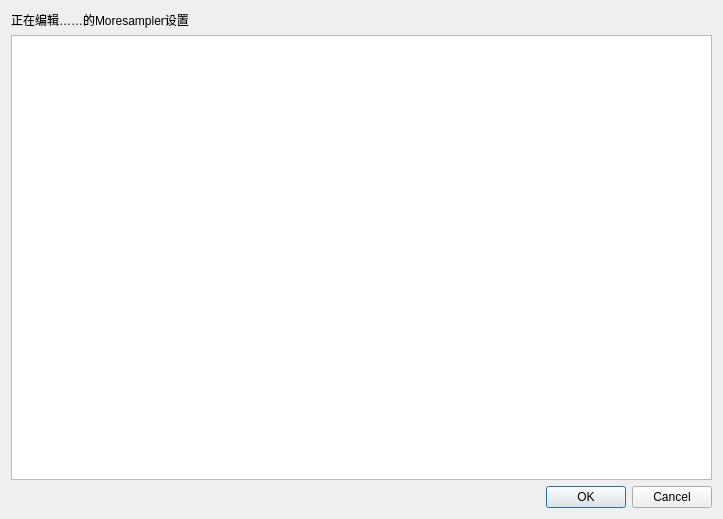
Old version of the form EngineUtils/moresamplerconfigsdialog.ui in the repository shine5402/VoicebankManager.
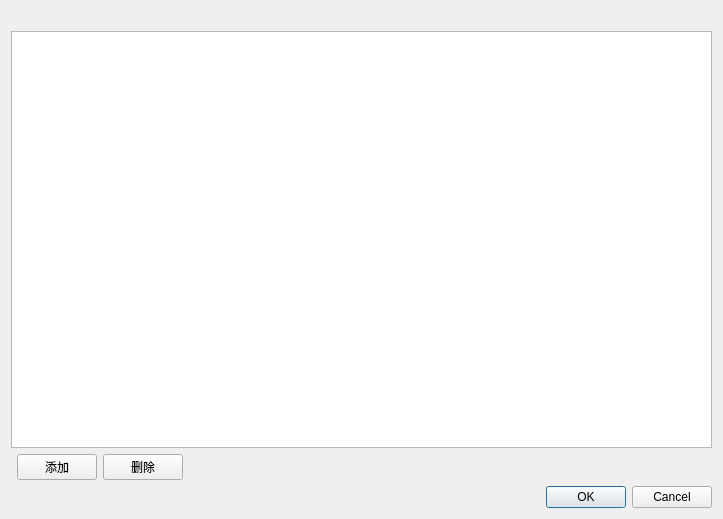
New version of the form.

Commit message: 窗口内对现有条目的运行时编辑已经完成

```diff
--- a/EngineUtils/moresamplerconfigsdialog.ui
+++ b/EngineUtils/moresamplerconfigsdialog.ui
@@ -15,16 +15,33 @@
   </property>
   <layout class="QGridLayout" name="gridLayout">
    <item row="2" column="1">
-    <widget class="QDialogButtonBox" name="buttonBox">
+    <widget class="QPushButton" name="addButton">
+     <property name="text">
+      <string>添加</string>
+     </property>
+    </widget>
+   </item>
+   <item row="2" column="2">
+    <widget class="QPushButton" name="deleteButton">
+     <property name="text">
+      <string>删除</string>
+     </property>
+    </widget>
+   </item>
+   <item row="2" column="3">
+    <spacer name="horizontalSpacer">
      <property name="orientation">
       <enum>Qt::Horizontal</enum>
      </property>
-     <property name="standardButtons">
-      <set>QDialogButtonBox::Cancel|QDialogButtonBox::Ok</set>
+     <property name="sizeHint" stdset="0">
+      <size>
+       <width>40</width>
+       <height>20</height>
+      </size>
      </property>
-    </widget>
+    </spacer>
    </item>
-   <item row="1" column="0" colspan="2">
+   <item row="1" column="0" colspan="4">
     <widget class="QTableView" name="configTableView">
      <property name="selectionMode">
       <enum>QAbstractItemView::SingleSelection</enum>
@@ -40,10 +57,20 @@
      </attribute>
     </widget>
    </item>
-   <item row="0" column="0" colspan="2">
+   <item row="3" column="1" colspan="3">
+    <widget class="QDialogButtonBox" name="buttonBox">
+     <property name="orientation">
+      <enum>Qt::Horizontal</enum>
+     </property>
+     <property name="standardButtons">
+      <set>QDialogButtonBox::Cancel|QDialogButtonBox::Ok</set>
+     </property>
+    </widget>
+   </item>
+   <item row="0" column="0" colspan="4">
     <widget class="QLabel" name="whatIsEditingLabel">
      <property name="text">
-      <string>正在编辑……的Moresampler设置</string>
+      <string/>
      </property>
     </widget>
    </item>
```
Left out of the diff: 5 changed lines with no effect on the pictures. The commit also changes 9 other files.
